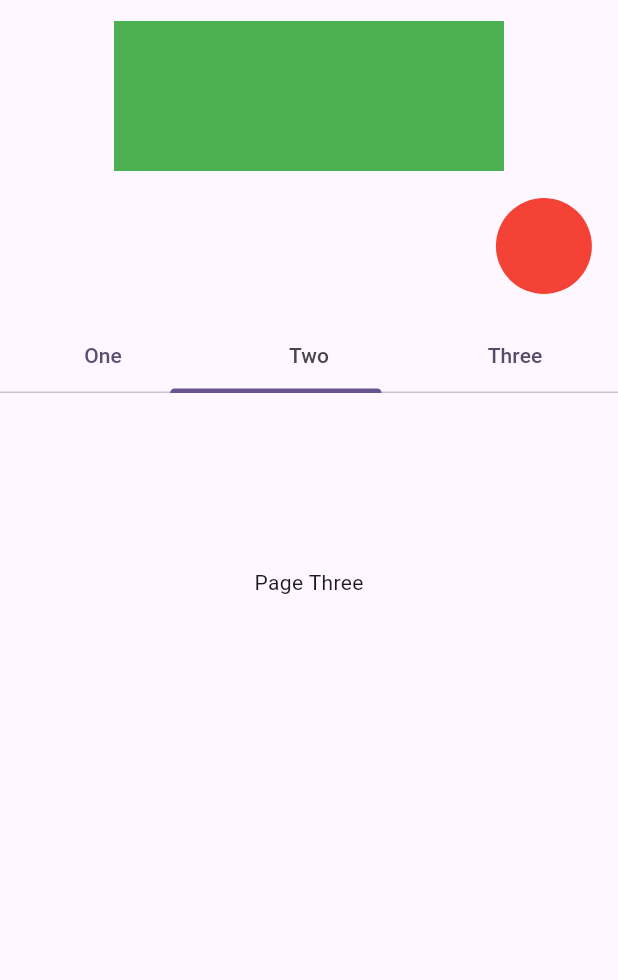
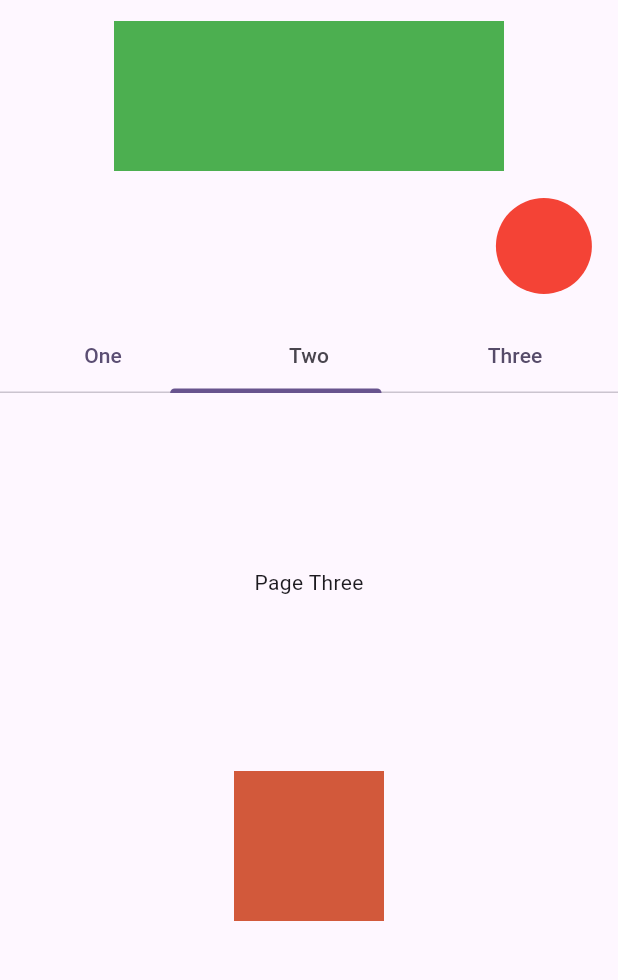
Before and after one commit to anggaaryas/auto_step, a Flutter app: the screen it shows after launch, tab 2 chosen, on a phone screen of 412 x 824 dp, the part 63-1043 px from its top. Run offline on Flutter 3.47's test engine with Material 3 defaults, Android fonts, the phone set to English and light mode, and no system bars.

Commit message:
auto step values

```diff
--- a/example/lib/main.dart
+++ b/example/lib/main.dart
@@ -48,10 +48,10 @@ class _MyHomePageState extends State<MyHomePage>
           Center(
             child: AutoStep(
                 total: 3,
-                duration: Duration(milliseconds: 1000),
+                duration: const Duration(milliseconds: 1000),
                 builder: (step) {
                   return AnimatedContainer(
-                    duration: Duration(milliseconds: 500),
+                    duration: const Duration(milliseconds: 500),
                     width: 100.0 * step,
                     height: 100,
                     color: Colors.green,
@@ -64,16 +64,16 @@ class _MyHomePageState extends State<MyHomePage>
               child: Stack(
                 children: [
                   AutoStepSwitch(
-                      duration: Duration(milliseconds: 3000),
+                      duration: const Duration(milliseconds: 3000),
                       builder: (step) => AnimatedAlign(
                             alignment: step
                                 ? Alignment.centerLeft
                                 : Alignment.centerRight,
-                            duration: Duration(milliseconds: 2000),
+                            duration: const Duration(milliseconds: 2000),
                             child: Container(
                               width: 64,
                               height: 64,
-                              decoration: BoxDecoration(
+                              decoration: const BoxDecoration(
                                   shape: BoxShape.circle, color: Colors.red),
                             ),
                           ))
@@ -86,31 +86,66 @@ class _MyHomePageState extends State<MyHomePage>
               height: 300,
               child: AutoStep(
                   total: 3,
-                duration: Duration(milliseconds: 750),
+                  duration: const Duration(milliseconds: 750),
                   builder: (step) {
-                  tabController.animateTo(step-1);
+                    tabController.animateTo(step - 1);
                     return Column(
                       children: [
                         TabBar(controller: tabController, tabs: [
-                        Tab(
+                          const Tab(
                             text: "One",
                           ),
-                        Tab(
+                          const Tab(
                             text: "Two",
                           ),
-                        Tab(
+                          const Tab(
                             text: "Three",
                           ),
                         ]),
                         Expanded(
-                          child: TabBarView(controller: tabController, children: [
-                        Center(child: Text("Page One")),
-                        Center(child: Text("Page Two")),
-                        Center(child: Text("Page Three")),
+                            child: TabBarView(
+                                controller: tabController,
+                                children: [
+                              const Center(child: Text("Page One")),
+                              const Center(child: Text("Page Two")),
+                              const Center(child: Text("Page Three")),
                             ]))
                       ],
                     );
-                }
+                  }),
+            ),
+          ),
+          Center(
+            child: AutoStepValues<BoxDecoration>(
+              values:  [
+                BoxDecoration(
+                    shape: BoxShape.rectangle,
+                    color: Colors.red
+                ),
+
+                const BoxDecoration(
+                  shape: BoxShape.circle,
+                  color: Colors.green
+                ),
+
+                const BoxDecoration(
+                    shape: BoxShape.rectangle,
+                    color: Colors.blue
+                ),
+
+                BoxDecoration(
+                    shape: BoxShape.circle,
+                    color: Colors.white,
+                  border: Border.all(color: Colors.black)
+                ),
+
+              ],
+              duration: List.generate(4, (index) => const Duration(milliseconds: 1000)),
+              builder: (step) => AnimatedContainer(
+                duration: const Duration(milliseconds: 500),
+                decoration: step,
+                width: 100,
+                height: 100,
               ),
             ),
           )
--- a/lib/auto_step.dart
+++ b/lib/auto_step.dart
@@ -2,6 +2,7 @@ library auto_step;
 
 import 'package:flutter/material.dart';
 export 'auto_step_switch.dart';
+export 'auto_step_values.dart';
 
 class AutoStep extends StatefulWidget {
   const AutoStep(
--- /dev/null
+++ b/lib/auto_step_values.dart
@@ -0,0 +1,62 @@
+library auto_step;
+
+import 'package:flutter/material.dart';
+
+class AutoStepValues<T> extends StatefulWidget {
+  const AutoStepValues(
+      {super.key, required this.values, required this.duration, required this.builder, this.loop = true,}): assert(values.length == duration.length), assert(values.length != 0);
+
+  final List<T> values;
+  final List<Duration> duration;
+  final bool loop;
+  final Widget Function(T step) builder;
+
+  @override
+  State<AutoStepValues<T>> createState() => _AutoStepValuesState<T>();
+}
+
+class _AutoStepValuesState<T> extends State<AutoStepValues<T>> {
+
+  late T step;
+  int index = 0;
+
+  @override
+  void initState() {
+    step = widget.values[index];
+
+    super.initState();
+
+    stepping();
+  }
+
+  void stepping([int? index]) {
+    Future.delayed(widget.duration[this.index], (){
+      setState(() {
+        if(index == null){
+          step = widget.values[++this.index];
+        } else {
+          this.index = index;
+          step = widget.values[this.index];
+        }
+      });
+
+      if(this.index == widget.values.length - 1 && widget.loop){
+        stepping(0);
+      } else {
+        stepping();
+      }
+
+    });
+  }
+
+  @override
+  void dispose(){
+
+    super.dispose();
+  }
+
+  @override
+  Widget build(BuildContext context) {
+    return widget.builder(step);
+  }
+}
```
Lines whose indentation alone changed are shown as unchanged.
